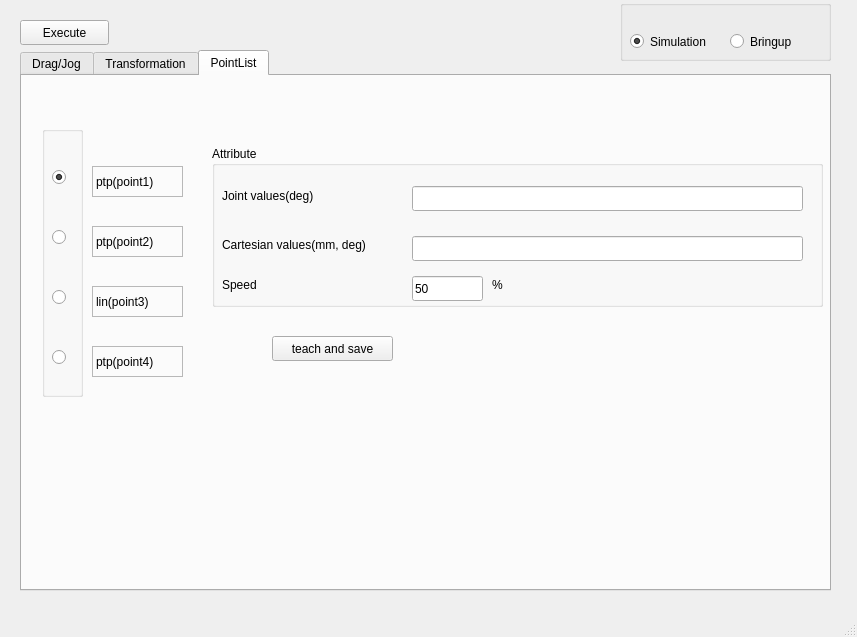
This is rtp_gui/src/gui/mainwindow.ui in wumin199/KeMotion-ROS-Teach-Pendant as Qt 5 draws it before an edit. The edited form follows.
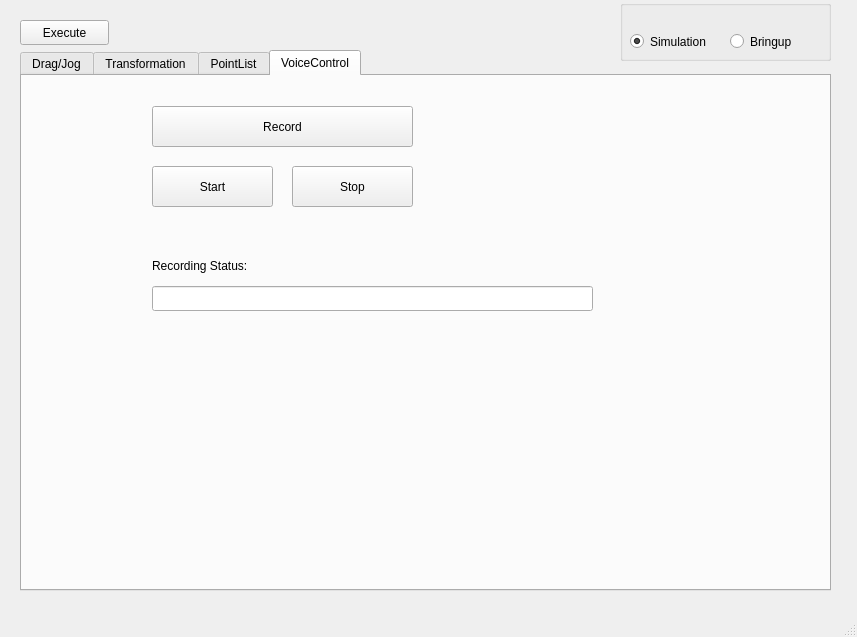
This is the edited form.

Commit message: voice control implementation in simulation mode

```diff
--- a/rtp_gui/src/gui/mainwindow.ui
+++ b/rtp_gui/src/gui/mainwindow.ui
@@ -24,7 +24,7 @@
      </rect>
     </property>
     <property name="currentIndex">
-     <number>2</number>
+     <number>3</number>
     </property>
     <widget class="QWidget" name="Drag">
      <attribute name="title">
@@ -1795,6 +1795,76 @@
       </widget>
      </widget>
     </widget>
+    <widget class="QWidget" name="VoiceControl">
+     <attribute name="title">
+      <string>VoiceControl</string>
+     </attribute>
+     <widget class="QPushButton" name="button_voice_control_start">
+      <property name="geometry">
+       <rect>
+        <x>130</x>
+        <y>90</y>
+        <width>121</width>
+        <height>41</height>
+       </rect>
+      </property>
+      <property name="text">
+       <string>Start</string>
+      </property>
+     </widget>
+     <widget class="QLabel" name="label_43">
+      <property name="geometry">
+       <rect>
+        <x>130</x>
+        <y>180</y>
+        <width>131</width>
+        <height>21</height>
+       </rect>
+      </property>
+      <property name="text">
+       <string>&lt;html&gt;&lt;head/&gt;&lt;body&gt;&lt;p&gt;Recording Status:&lt;/p&gt;&lt;/body&gt;&lt;/html&gt;</string>
+      </property>
+     </widget>
+     <widget class="QLineEdit" name="lineedit_echo_words">
+      <property name="geometry">
+       <rect>
+        <x>130</x>
+        <y>210</y>
+        <width>441</width>
+        <height>25</height>
+       </rect>
+      </property>
+      <property name="readOnly">
+       <bool>true</bool>
+      </property>
+     </widget>
+     <widget class="QPushButton" name="button_voice_control_stop">
+      <property name="geometry">
+       <rect>
+        <x>270</x>
+        <y>90</y>
+        <width>121</width>
+        <height>41</height>
+       </rect>
+      </property>
+      <property name="text">
+       <string>Stop</string>
+      </property>
+     </widget>
+     <widget class="QPushButton" name="button_voice_control">
+      <property name="geometry">
+       <rect>
+        <x>130</x>
+        <y>30</y>
+        <width>261</width>
+        <height>41</height>
+       </rect>
+      </property>
+      <property name="text">
+       <string>Record</string>
+      </property>
+     </widget>
+    </widget>
    </widget>
    <widget class="QPushButton" name="button_execute">
     <property name="geometry">
```
The commit also changes 24 other files.
